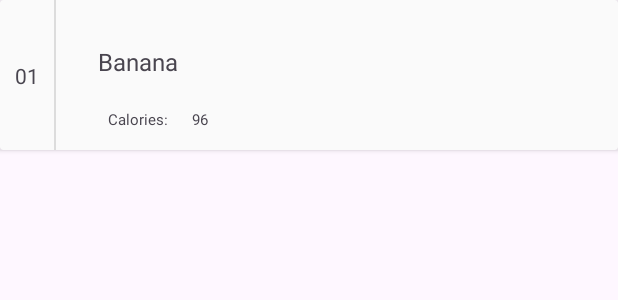
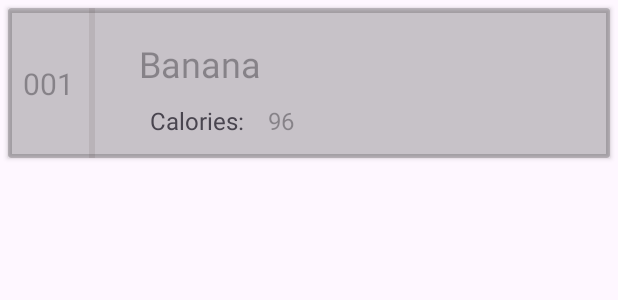
Before and after one commit to chatonode/jv-android-retrofit-mvvm-1, an Android app: the layout fruit_item_layout.xml on its own in the app's theme, with its tools: preview values and no code run, on a phone screen of 412 x 824 dp. Shown: the top 300 px of the screen. Run offline under Robolectric (Android 15) with nearby library versions, the phone set to English and light mode, and no system bars.

Commit message:
feat: show fetched fruit data in a recycler view

```diff
--- a/app/src/main/res/layout/fruit_item_layout.xml
+++ b/app/src/main/res/layout/fruit_item_layout.xml
@@ -1,14 +1,30 @@
 <?xml version="1.0" encoding="utf-8"?>
-<androidx.constraintlayout.widget.ConstraintLayout xmlns:android="http://schemas.android.com/apk/res/android"
+
+<layout xmlns:android="http://schemas.android.com/apk/res/android"
     xmlns:app="http://schemas.android.com/apk/res-auto"
-    xmlns:tools="http://schemas.android.com/tools"
+    xmlns:tools="http://schemas.android.com/tools">
+
+    <data>
+
+        <variable
+            name="fruit"
+            type="org.northcoders.retrofitfruitapp.model.Fruit" />
+
+        <variable
+            name="nutritions"
+            type="org.northcoders.retrofitfruitapp.model.Nutritions" />
+    </data>
+
+    <androidx.constraintlayout.widget.ConstraintLayout
         android:layout_width="match_parent"
-    android:layout_height="match_parent">
+        android:layout_height="120dp">
+
 
         <androidx.cardview.widget.CardView
             android:layout_width="match_parent"
             android:layout_height="100dp"
-        app:cardBackgroundColor="@color/item_background_color"
+            android:layout_margin="5dp"
+            app:cardBackgroundColor="@color/cardview_shadow_start_color"
             app:layout_constraintEnd_toEndOf="parent"
             app:layout_constraintStart_toStartOf="parent"
             app:layout_constraintTop_toTopOf="parent">
@@ -21,18 +37,21 @@
                     android:id="@+id/textView_fruit_item_id"
                     android:layout_width="wrap_content"
                     android:layout_height="wrap_content"
+                    android:hint="001"
                     android:paddingStart="10dp"
                     android:paddingEnd="10dp"
-                android:text="01"
+                    android:text="@{`` + fruit.id}"
+                    android:textSize="20sp"
                     app:layout_constraintBottom_toBottomOf="parent"
                     app:layout_constraintStart_toStartOf="parent"
                     app:layout_constraintTop_toTopOf="parent" />
 
                 <View
                     android:id="@+id/divider"
-                android:layout_width="1dp"
+                    android:layout_width="4dp"
                     android:layout_height="match_parent"
                     android:background="?android:attr/listDivider"
+                    android:backgroundTint="#504040"
                     app:layout_constraintBottom_toBottomOf="@id/textView_fruit_item_id"
                     app:layout_constraintStart_toEndOf="@id/textView_fruit_item_id"
                     app:layout_constraintTop_toTopOf="@id/textView_fruit_item_id" />
@@ -43,23 +62,25 @@
                     android:layout_height="wrap_content"
                     android:layout_marginStart="24dp"
                     android:fontFamily="sans-serif"
+                    android:hint="Banana"
                     android:padding="5dp"
-                android:text="Banana"
-                android:textSize="16sp"
+                    android:text="@{fruit.name}"
+                    android:textColorLink="#A42C2C"
+                    android:textSize="24sp"
                     app:layout_constraintBottom_toTopOf="@+id/textView_fruit_item_id"
-                app:layout_constraintStart_toEndOf="@+id/textView_fruit_item_id"
+                    app:layout_constraintStart_toEndOf="@id/divider"
                     app:layout_constraintTop_toTopOf="@+id/textView_fruit_item_id" />
 
                 <TextView
                     android:id="@+id/textView_fruit_item_calories_label"
                     android:layout_width="wrap_content"
                     android:layout_height="wrap_content"
-                android:layout_marginTop="10dp"
+                    android:layout_marginStart="24dp"
                     android:padding="5dp"
                     android:text="@string/textView_fruit_item_calories_text"
-                android:textSize="10sp"
+                    android:textSize="16sp"
                     app:layout_constraintEnd_toEndOf="@id/textView_fruit_item_name"
-                app:layout_constraintStart_toStartOf="@id/textView_fruit_item_name"
+                    app:layout_constraintStart_toStartOf="@id/divider"
                     app:layout_constraintTop_toBottomOf="@+id/textView_fruit_item_name" />
 
                 <TextView
@@ -67,9 +88,10 @@
                     android:layout_width="wrap_content"
                     android:layout_height="wrap_content"
                     android:layout_marginStart="5dp"
+                    android:hint="96"
                     android:padding="5dp"
-                android:text="96"
-                android:textSize="10sp"
+                    android:text="@{`` + nutritions.calories}"
+                    android:textSize="16sp"
                     app:layout_constraintBottom_toBottomOf="@+id/textView_fruit_item_calories_label"
                     app:layout_constraintStart_toEndOf="@+id/textView_fruit_item_calories_label"
                     app:layout_constraintTop_toTopOf="@+id/textView_fruit_item_calories_label" />
@@ -77,4 +99,7 @@
             </androidx.constraintlayout.widget.ConstraintLayout>
 
         </androidx.cardview.widget.CardView>
+
+
     </androidx.constraintlayout.widget.ConstraintLayout>
+</layout>
```
Also changed, not shown: app/build.gradle (+4 -4 lines), app/src/main/java/org/northcoders/retrofitfruitapp/MainActivity.java (+16 -2 lines), app/src/main/java/org/northcoders/retrofitfruitapp/ui/adapter/FruitAdapter.java (+11 -3 lines), app/src/main/res/layout/activity_main.xml (+8 -2 lines). Lines whose indentation alone changed are shown as unchanged.
